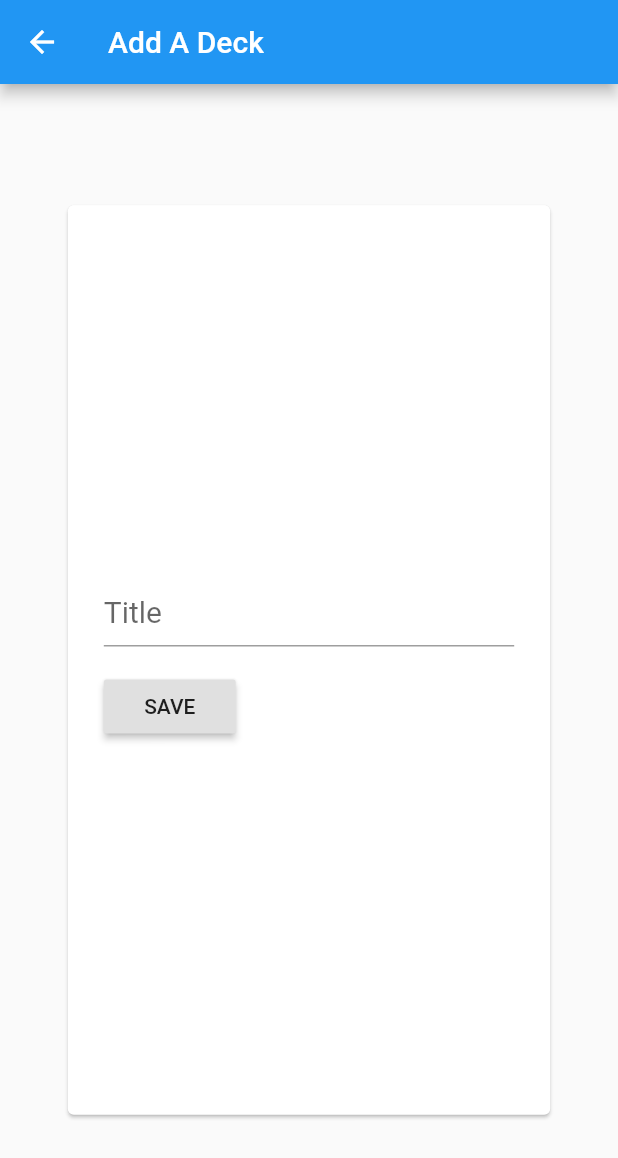
After one commit to thmsdnnr/docent, a Flutter app: the screen it shows after launch, in the side drawer, after a tap on "Add New Deck", on a phone screen of 412 x 824 dp. The commit adds this screen. Shown: the top 1158 px of the screen. Run offline on Flutter 3.47's test engine with Material 2 defaults, Android fonts, the phone set to English and light mode, and no system bars; our stand-ins replace sqflite; accounts and stored records are empty.

Commit message:
DeckEditor page and some style cleanup

```diff
--- a/lib/CardEditor.dart
+++ b/lib/CardEditor.dart
@@ -64,6 +64,9 @@ class MyCustomFormState extends State<MyCustomForm> {
           .toList()[0];
     }
     return DropdownButton<Deck>(
+      hint: Text("Add to deck"),
+      isExpanded: true,
+      isDense: false,
       value: _chosenDeck,
       onChanged: (Deck newDeck) {
         setState(() {
--- /dev/null
+++ b/lib/DeckEditor.dart
@@ -0,0 +1,101 @@
+import "./database.dart";
+import 'package:flutter/material.dart';
+import './models/Deck.dart';
+
+Future<List<Deck>> getDeckList() async {
+  List<Deck> deckList = await DBProvider.db.getAllDecks();
+  return deckList;
+}
+
+// Create a Form Widget
+class MyCustomForm extends StatefulWidget {
+  @override
+  MyCustomFormState createState() {
+    return MyCustomFormState();
+  }
+}
+
+class MyCustomFormState extends State<MyCustomForm> {
+  final _formKey = GlobalKey<FormState>();
+  Map<String, String> _deckData = {
+    "title": "",
+  };
+
+  @override
+  initState() {
+    super.initState();
+  }
+
+  @override
+  Widget build(BuildContext context) {
+    return Form(
+      key: _formKey,
+      child: Column(
+        crossAxisAlignment: CrossAxisAlignment.start,
+        children: <Widget>[
+          TextFormField(
+              minLines: 1,
+              maxLines: 2,
+              decoration: InputDecoration(
+                alignLabelWithHint: true,
+                labelText: "Title",
+                labelStyle: TextStyle(fontSize: 20),
+              ),
+              validator: (value) {
+                if (value.isEmpty) {
+                  return 'Please enter a title';
+                }
+                return null;
+              },
+              onSaved: (String value) {
+                this._deckData["title"] = value;
+              }),
+          Padding(
+            padding: const EdgeInsets.symmetric(vertical: 16.0),
+            child: RaisedButton(
+              onPressed: () async {
+                if (_formKey.currentState.validate()) {
+                  _formKey.currentState.save();
+                  Deck deckToSave = new Deck.fromMap(this._deckData);
+                  int recordId = await DBProvider.db.insertDeck(deckToSave);
+                  Navigator.pop(context, {"deckId": recordId});
+                }
+              },
+              child: Text("SAVE"),
+            ),
+          ),
+        ],
+      ),
+    );
+  }
+}
+
+class DeckEditor extends StatelessWidget {
+  static const routeName = "/editDeck";
+
+  @override
+  Widget build(BuildContext context) {
+    return Scaffold(
+        appBar: AppBar(
+          title: Text('Add A Deck'),
+        ),
+        body: SafeArea(
+            child: Center(
+                child: FractionallySizedBox(
+                    widthFactor: 0.8,
+                    heightFactor: 0.8,
+                    child: Card(
+                        child: Column(
+                            mainAxisAlignment: MainAxisAlignment.center,
+                            crossAxisAlignment: CrossAxisAlignment.center,
+                            children: [
+                          new Expanded(
+                              flex: 1,
+                              child: Center(
+                                  child: SingleChildScrollView(
+                                padding: EdgeInsets.all(24.0),
+                                child: MyCustomForm(),
+                              )))
+                        ]))))));
+  }
+}
--- a/lib/main.dart
+++ b/lib/main.dart
@@ -9,6 +9,7 @@ import './models/Grade.dart';
 import './models/FlashCardDisplayer.dart';
 
 import './CardEditor.dart';
+import './DeckEditor.dart';
 import './DeckSelector.dart';
 import './ImportFromURL.dart';
 
@@ -28,6 +29,7 @@ class MyApp extends StatelessWidget {
       home: MyHomePage(title: 'Flutter Demo Home Page'),
       routes: {
         CardEditor.routeName: (context) => CardEditor(),
+        DeckEditor.routeName: (context) => DeckEditor(),
         DeckSelector.routeName: (context) => DeckSelector(),
         ImportFromURL.routeName: (context) => ImportFromURL(),
       },
@@ -44,7 +46,6 @@ class MyHomePage extends StatefulWidget {
 }
 
 class _MyHomePageState extends State<MyHomePage> {
-
   List<FlashCard> _cardList;
   int _activeCardIdx = 0;
   int _totalCardCt = 0;
@@ -130,6 +131,17 @@ class _MyHomePageState extends State<MyHomePage> {
     }
   }
 
+  Future createADeck(BuildContext context) async {
+    dynamic createdDeck = await Navigator.of(context).pushNamed(
+        DeckEditor.routeName,
+        arguments: ScreenArguments(currentDeck: _chosenDeck));
+    if (createdDeck != null && createdDeck["deckId"] != null) {
+      setState(() {
+        grabCardsAndDisplay(deckId: createdDeck["deckId"]);
+      });
+    }
+  }
+
   Future importFromURL(BuildContext context) async {
     dynamic createdDeckId =
         await Navigator.of(context).pushNamed(ImportFromURL.routeName);
@@ -143,7 +155,11 @@ class _MyHomePageState extends State<MyHomePage> {
   String buildCardTitle() {
     String title = "";
     if (_chosenDeck?.title != null) {
-      title = "${_chosenDeck.title} ${_activeCardIdx + 1} / $_totalCardCt";
+      if (_totalCardCt > 0) {
+        title = "${_chosenDeck.title} ${_activeCardIdx + 1} / $_totalCardCt";
+      } else {
+        title = "${_chosenDeck.title} (0 / 0)";
+      }
     }
     return title;
   }
@@ -195,6 +211,13 @@ class _MyHomePageState extends State<MyHomePage> {
               await createACard(context);
             }),
         ListTile(
+            title: Text("Add New Deck"),
+            trailing: Icon(Icons.arrow_forward),
+            onTap: () async {
+              Navigator.pop(context); // close the drawer before navigating away
+              await createADeck(context);
+            }),
+        ListTile(
           title: Text("Choose A Deck"),
           trailing: Icon(Icons.arrow_forward),
           onTap: () async {
```
